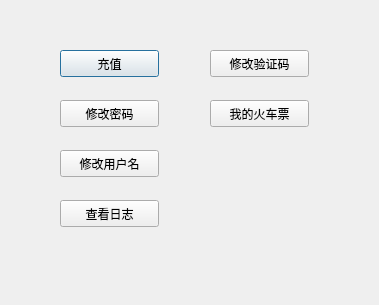
Qt form Qt/Train/useroperation.ui (pascalprimer/DataStructure) before a commit.
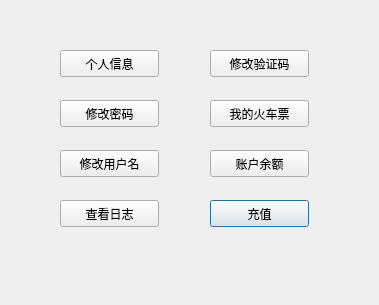
The same form after that commit.

```diff
--- a/Qt/Train/useroperation.ui
+++ b/Qt/Train/useroperation.ui
@@ -16,8 +16,8 @@
   <widget class="QPushButton" name="chargeButton">
    <property name="geometry">
     <rect>
-     <x>60</x>
-     <y>50</y>
+     <x>210</x>
+     <y>200</y>
      <width>99</width>
      <height>27</height>
     </rect>
@@ -91,6 +91,32 @@
     <string>我的火车票</string>
    </property>
   </widget>
+  <widget class="QPushButton" name="infoButton">
+   <property name="geometry">
+    <rect>
+     <x>60</x>
+     <y>50</y>
+     <width>99</width>
+     <height>27</height>
+    </rect>
+   </property>
+   <property name="text">
+    <string>个人信息</string>
+   </property>
+  </widget>
+  <widget class="QPushButton" name="chargeButton_2">
+   <property name="geometry">
+    <rect>
+     <x>210</x>
+     <y>150</y>
+     <width>99</width>
+     <height>27</height>
+    </rect>
+   </property>
+   <property name="text">
+    <string>账户余额</string>
+   </property>
+  </widget>
  </widget>
  <resources/>
  <connections/>
```
